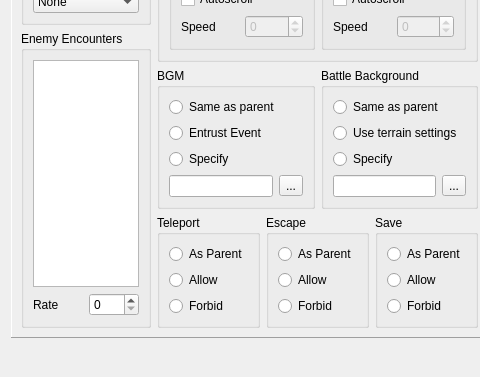
Qt form src/dialogmapproperties.ui (MarianoGnu/Editor-Qt) before a commit; both pictures show x 0 to 480 and y 267 to 644 of the 845 by 644 pixel window.
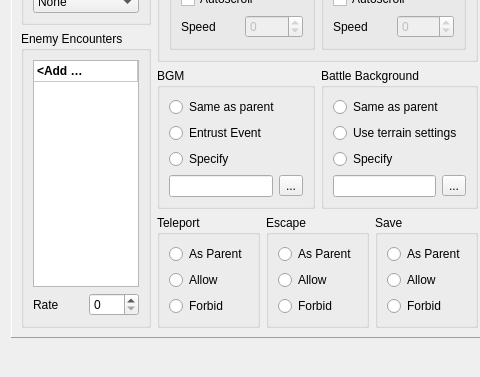
The same form after that commit.

Commit message: Replace ListWidget for encounters with Table Widget, also allow to edit/add new encounters.

The edit to the form file:
```diff
--- a/src/dialogmapproperties.ui
+++ b/src/dialogmapproperties.ui
@@ -6,8 +6,8 @@
    <rect>
     <x>0</x>
     <y>0</y>
-    <width>743</width>
-    <height>576</height>
+    <width>778</width>
+    <height>591</height>
    </rect>
   </property>
   <property name="windowTitle">
@@ -104,7 +104,50 @@
           </property>
           <layout class="QVBoxLayout" name="verticalLayout_7">
            <item>
-            <widget class="QListWidget" name="listEncounters"/>
+            <widget class="QTableWidget" name="tableEncounters">
+             <attribute name="horizontalHeaderVisible">
+              <bool>false</bool>
+             </attribute>
+             <attribute name="horizontalHeaderStretchLastSection">
+              <bool>true</bool>
+             </attribute>
+             <attribute name="verticalHeaderVisible">
+              <bool>false</bool>
+             </attribute>
+             <attribute name="verticalHeaderDefaultSectionSize">
+              <number>21</number>
+             </attribute>
+             <row>
+              <property name="text">
+               <string/>
+              </property>
+             </row>
+             <column>
+              <property name="text">
+               <string>Name</string>
+              </property>
+             </column>
+             <item row="0" column="0">
+              <property name="text">
+               <string>&lt;Add Encounter&gt;</string>
+              </property>
+              <property name="font">
+               <font>
+                <weight>75</weight>
+                <bold>true</bold>
+               </font>
+              </property>
+              <property name="foreground">
+               <brush brushstyle="NoBrush">
+                <color alpha="255">
+                 <red>85</red>
+                 <green>170</green>
+                 <blue>0</blue>
+                </color>
+               </brush>
+              </property>
+             </item>
+            </widget>
            </item>
            <item>
             <layout class="QHBoxLayout" name="horizontalLayout_6">
```
Left out of the diff: 2 changed lines with no effect on the pictures. The commit also changes 5 other files.
